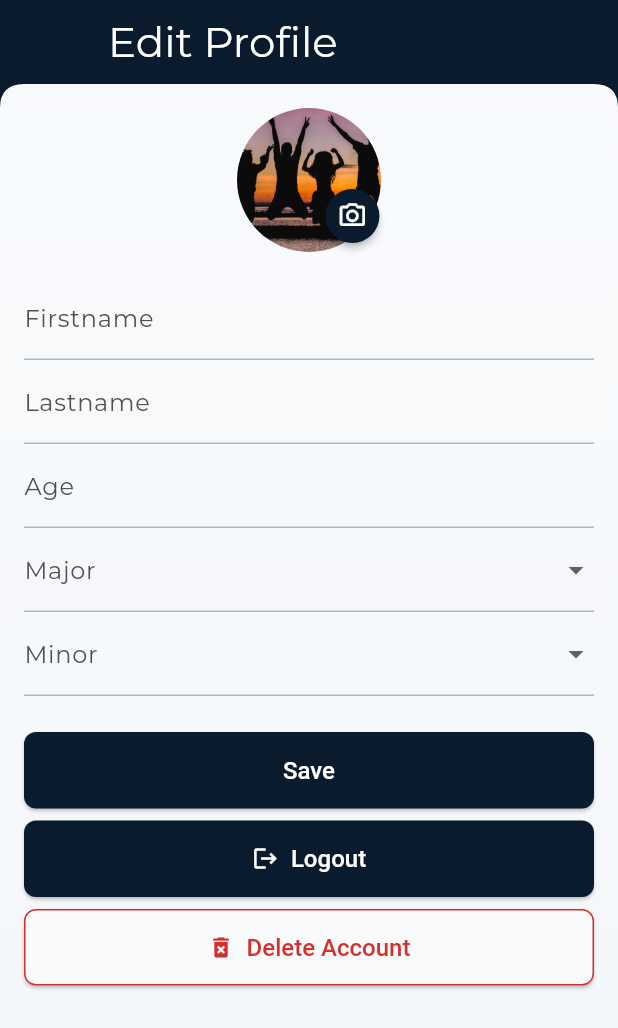
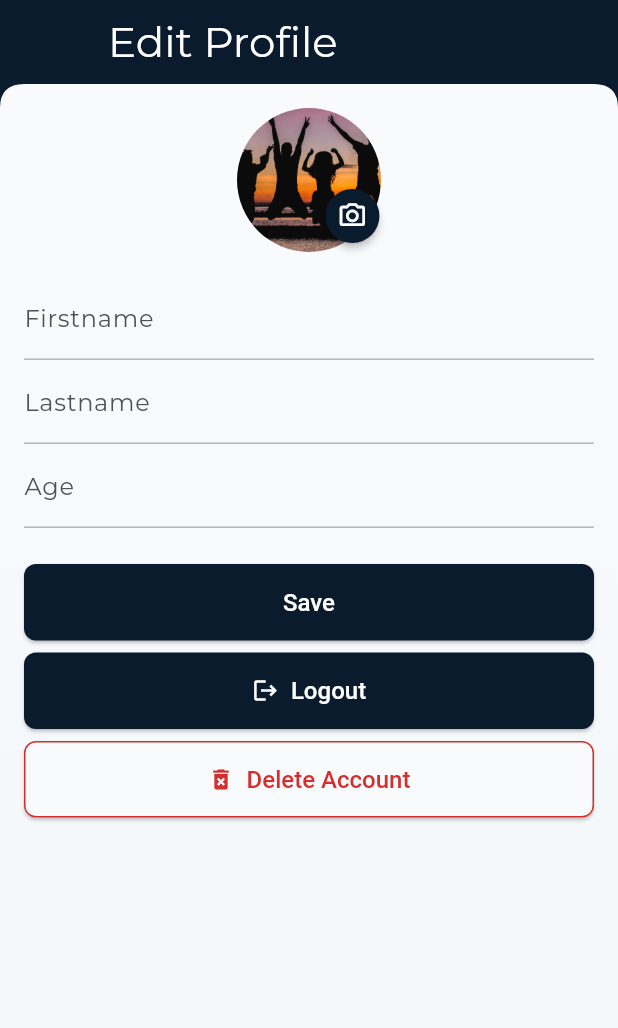
Before and after one commit to MaikelStuivenberg/SPA-app, a Flutter app: the EditProfilePage screen opened by its route, on a phone screen of 412 x 824 dp. Shown: the top 1028 px of the screen. Run offline on Flutter 3.47's test engine with Material 3 defaults, Android fonts, the phone set to English and light mode, and no system bars; our stand-ins replace cached_network_image, cloud_firestore, confetti, firebase_auth, firebase_core, firebase_crashlytics and 14 more; missing offline and left inert: flutter_file_dialog; accounts and stored records are empty; network calls fail; project files that could hold a hidden picture were left out.

Commit message:
Refactor EditProfilePage by removing unused dropdowns and options for major and minor selections, streamlining the profile editing process.

```diff
--- a/lib/ui/features/user/pages/edit_profile_page.dart
+++ b/lib/ui/features/user/pages/edit_profile_page.dart
@@ -5,12 +5,9 @@ import 'package:flutter/material.dart';
 import 'package:flutter_bloc/flutter_bloc.dart';
 import 'package:font_awesome_flutter/font_awesome_flutter.dart';
 import 'package:go_router/go_router.dart';
-import 'package:spa_app/core/config/remote_config_keys.dart';
-import 'package:spa_app/core/di/injection.dart';
 import 'package:spa_app/core/router/route_paths.dart';
-import 'package:spa_app/data/services/remote_config_service.dart';
+import 'package:spa_app/core/theme/theme_extensions.dart';
 import 'package:spa_app/l10n/app_localizations.dart';
-import 'package:spa_app/core/theme/theme_extensions.dart';
 import 'package:spa_app/ui/core/widgets/default_body.dart';
 import 'package:spa_app/ui/features/auth/cubit/auth_cubit.dart';
 import 'package:spa_app/ui/features/user/cubit/user_profile_cubit.dart';
@@ -25,33 +22,9 @@ class EditProfilePage extends StatefulWidget {
 }
 
 class EditProfilePageState extends State<EditProfilePage> {
-  static const _majorOptions = [
-    'Algemeen',
-    'Brass',
-    'Choir',
-    'Dance',
-    'MMS',
-    'Theatre',
-    'Sports',
-  ];
-
-  static const _minorOptions = [
-    'Brass Class - Beginner',
-    'Brass Class - Gevorderd',
-    'Gospel',
-    'Ritme',
-    'Media',
-    'Handige Handjes',
-    'Timbrels',
-    'Directie',
-    'Musical',
-  ];
-
   final _firstnameController = TextEditingController();
   final _lastnameController = TextEditingController();
   final _ageController = TextEditingController();
-  var _majorValue = '';
-  var _minorValue = '';
   var _formInitialized = false;
 
   bool _isSaving = false;
@@ -79,28 +52,8 @@ class EditProfilePageState extends State<EditProfilePage> {
     _firstnameController.text = user.firstname ?? '';
     _lastnameController.text = user.lastname ?? '';
     _ageController.text = user.age ?? '';
-    _majorValue = user.major ?? '';
-    _minorValue = user.minor ?? '';
     _formInitialized = true;
   }
-
-  List<DropdownMenuItem<String>> _dropdownItems(
-    List<String> options,
-    String currentValue,
-  ) {
-    final values = [
-      ...options,
-      if (currentValue.isNotEmpty && !options.contains(currentValue))
-        currentValue,
-    ];
-
-    return values
-        .map((value) => DropdownMenuItem(value: value, child: Text(value)))
-        .toList();
-  }
-
-  String? _dropdownValue(String value) =>
-      value.isEmpty ? null : value;
 
   @override
   Widget build(BuildContext context) {
@@ -171,35 +124,6 @@ class EditProfilePageState extends State<EditProfilePage> {
                                     AppLocalizations.of(context)!.profileAge,
                               ),
                             ),
-                            DropdownButtonFormField(
-                              value: _dropdownValue(_majorValue),
-                              decoration: InputDecoration(
-                                labelText:
-                                    AppLocalizations.of(context)!.profileMajor,
-                              ),
-                              items: _dropdownItems(_majorOptions, _majorValue),
-                              onChanged: (value) {
-                                if (value != null) {
-                                  setState(() => _majorValue = value);
-                                }
-                              },
-                            ),
-                            if (getIt<RemoteConfigService>()
-                                .getBool(RemoteConfigKeys.useMinor))
-                              DropdownButtonFormField(
-                                value: _dropdownValue(_minorValue),
-                                decoration: InputDecoration(
-                                  labelText: AppLocalizations.of(context)!
-                                      .profileMinor,
-                                ),
-                                items:
-                                    _dropdownItems(_minorOptions, _minorValue),
-                                onChanged: (value) {
-                                  if (value != null) {
-                                    setState(() => _minorValue = value);
-                                  }
-                                },
-                              ),
                             const SizedBox(height: 24),
                             SizedBox(
                               width: double.infinity,
@@ -216,8 +140,6 @@ class EditProfilePageState extends State<EditProfilePage> {
                                           firstname: _firstnameController.text,
                                           lastname: _lastnameController.text,
                                           age: _ageController.text,
-                                          major: _majorValue,
-                                          minor: _minorValue,
                                         ),
                                       );
 
```
